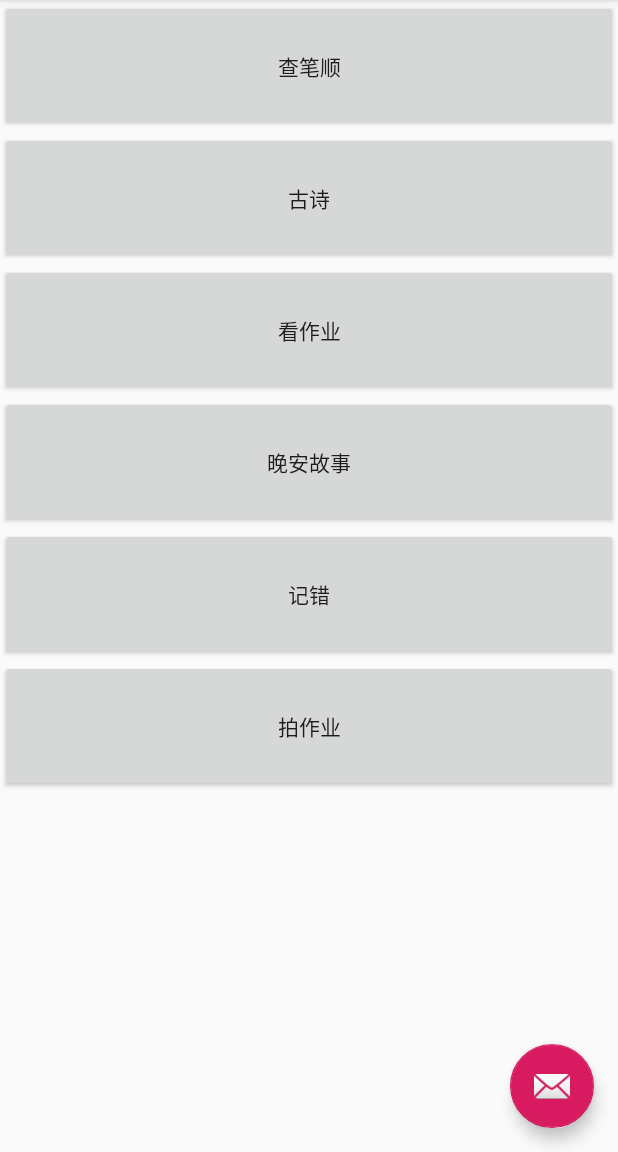
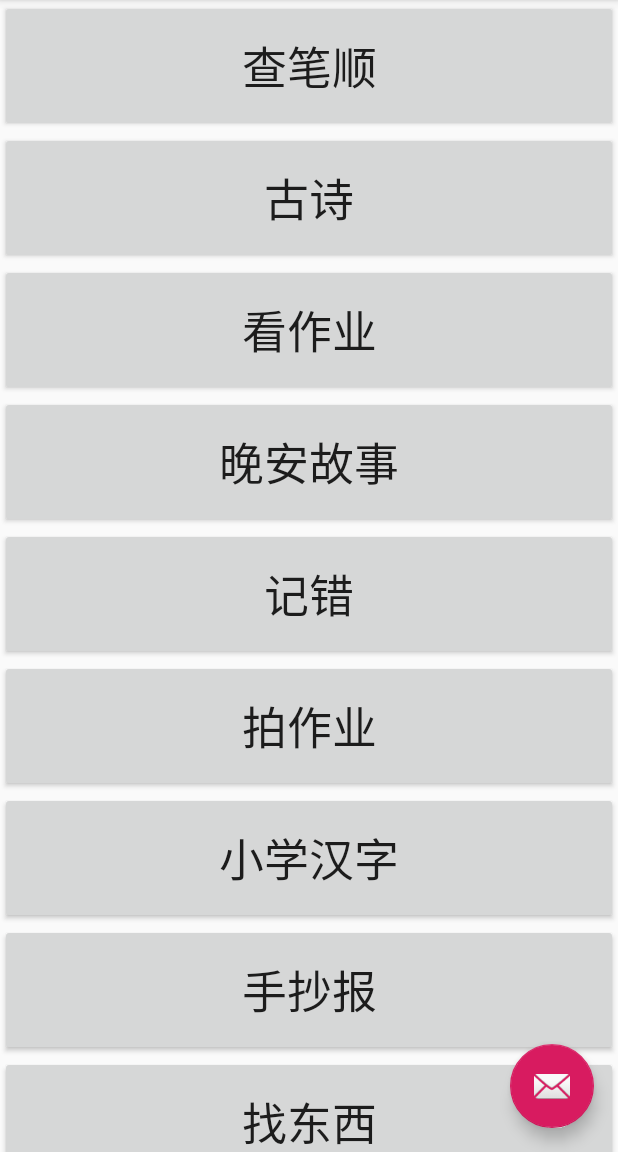
Before and after one commit to weilaidb/school, an Android app: the screen it shows after launch (MainActivity), after a tap on "古诗", on a phone screen of 412 x 824 dp, the part 84-1236 px from its top. Run offline under Robolectric (Android 15) with nearby library versions, the light colour scheme and no system bars.

Commit message:
找东西

```diff
--- a/pupil2/app/src/main/AndroidManifest.xml
+++ b/pupil2/app/src/main/AndroidManifest.xml
@@ -8,7 +8,8 @@
         android:label="@string/app_name"
         android:roundIcon="@mipmap/ic_launcher_round"
         android:supportsRtl="true"
-        android:theme="@style/AppTheme">
+        android:theme="@style/AppTheme"
+        >
         <activity
             android:name=".MainActivity"
             android:label="@string/app_name"
--- a/pupil2/app/src/main/java/com/example/dell/pupil/MainActivity.java
+++ b/pupil2/app/src/main/java/com/example/dell/pupil/MainActivity.java
@@ -39,125 +39,77 @@ public class MainActivity extends AppCompatActivity {
     }
 
 
-
-    public void buttonset()
-    {
+    public void buttonset() {
         handler_buttonbishun();
         handler_buttongushi();
-//        handler_buttonzuoye();
-        handler_buttonzuoyeext();
-        handler_button_eveningtory();
-        handler_button_recorderror();
-        handler_button_homework();
+        handler_button_pub_url(R.id.button_shouchaobao, "https://www.banbaowang.com/shouchaobao/");
+
+        handler_button_pub(R.id.button_zuoye, "com.tencent.mobileqq",
+                 "com.tencent.mobileqq.activity.SplashActivity",
+                "手机未安装QQ");
+        handler_button_pub(R.id.button_eveningstory, "com.ximalaya.ting.android",
+                "com.ximalaya.ting.android.host.activity.MainActivity",
+                "手机未安装喜马拉雅");
+        handler_button_pub(R.id.button_record, "com.miui.notes",
+                "com.miui.notes.ui.NotesListActivity",
+                "手机未安装记事本");
+        handler_button_pub(R.id.button_photo_homework, "com.android.camera",
+                "com.android.camera.Camera",
+                "手机未安装相机");
+        handler_button_pub(R.id.button_yongzhong, "com.wiseman.writing",
+                "com.wiseman.writing.activity.SplashAdActivity",
+                "手机未安装相机");
+        handler_button_pub(R.id.button_findthings, "cn.wps.moffice_eng",
+                "cn.wps.moffice.documentmanager.PreStartActivity",
+                "手机未安装WPS");
+
     }
 
-    public void handler_buttonbishun()
-    {
-        Button btn_bishun = (Button)findViewById(R.id.button_bishun);
-        btn_bishun.setOnClickListener(new View.OnClickListener() {
+    public void handler_buttonbishun() {
+        handler_button_pub_url(R.id.button_bishun, getResources().getString(R.string.text_bishun));
+    }
+
+    public void handler_buttongushi() {
+        handler_button_pub_url(R.id.button_gushi, getResources().getString(R.string.text_gushi));
+    }
+
+    public void handler_button_pub_url(int id, final String surl) {
+        Button btn = (Button) findViewById(id);
+        btn.setOnClickListener(new View.OnClickListener() {
             @Override
             public void onClick(View v) {
-                String texttmp = (String)getResources().getString(R.string.text_bishun);
-                Uri uri = Uri.parse(texttmp);
-                Intent intent = new Intent(Intent.ACTION_VIEW, uri);
-                startActivity(intent);
-            }
-        });
-    }
 
-    public void handler_buttongushi()
-    {
-        Button btn_gushi = (Button)findViewById(R.id.button_gushi);
-        btn_gushi.setOnClickListener(new View.OnClickListener() {
-            @Override
-            public void onClick(View v) {
-                String texttmp = (String)getResources().getString(R.string.text_gushi);
-                Uri uri = Uri.parse(texttmp);
-                Intent intent = new Intent(Intent.ACTION_VIEW, uri);
-                startActivity(intent);
+                try {
+                    String texttmp = (String) surl;
+                    Uri uri = Uri.parse(texttmp);
+                    Intent intent = new Intent(Intent.ACTION_VIEW, uri);
+                    startActivity(intent);
 //                MainActivity.this.startActivityForResult(intent, 0x11);
-            }
-        });
-    }
-
-    public void handler_buttonzuoye()
-    {
-        Button btn_zuoye = (Button)findViewById(R.id.button_zuoye);
-        btn_zuoye.setOnClickListener(new View.OnClickListener() {
-            @Override
-            public void onClick(View v) {
-//                ComponentName comp=new ComponentName(MainActivity.this,SecondActivity.class);
-                ComponentName comp=new ComponentName("com.example.dell.pupil",
-                        "com.example.dell.pupil.SecondActivity");
-                Intent intent = new Intent();
-                intent.setComponent(comp);
-                startActivity(intent);
-                MainActivity.this.startActivityForResult(intent,0x22);
+                } catch (Exception e) {
+                    Toast toast = Toast.makeText(MainActivity.this, "打开网址失败" + surl, Toast.LENGTH_SHORT);
+                    toast.setGravity(Gravity.CENTER, 0, 0);
+                    toast.show();
+                }
             }
         });
     }
 
 
-
-    public void handler_buttonzuoyeext()
-    {
-        Button btn_zuoye = (Button)findViewById(R.id.button_zuoye);
-        btn_zuoye.setOnClickListener(new View.OnClickListener() {
+    public void handler_button_pub(int id, final String pkgname, final String activityname, final String errortip) {
+        Button btn = (Button) findViewById(id);
+        btn.setOnClickListener(new View.OnClickListener() {
             @Override
             public void onClick(View v) {
-                pubIntentJump("com.tencent.mobileqq",
-                        "com.tencent.mobileqq.activity.SplashActivity",
-                        "手机未安装QQ"
-                );
-            }
-        });
-    }
-
-    public void handler_button_eveningtory()
-    {
-        Button btn_story = (Button)findViewById(R.id.button_eveningstory);
-        btn_story.setOnClickListener(new View.OnClickListener() {
-            @Override
-            public void onClick(View v) {
-                pubIntentJump("com.ximalaya.ting.android",
-                        "com.ximalaya.ting.android.host.activity.MainActivity",
-                        "手机未安装喜马拉雅"
-                );
-            }
-        });
-    }
-
-    public void handler_button_recorderror()
-    {
-        Button btn_record = (Button)findViewById(R.id.button_record);
-        btn_record.setOnClickListener(new View.OnClickListener() {
-            @Override
-            public void onClick(View v) {
-                pubIntentJump("com.miui.notes",
-                        "com.miui.notes.ui.NotesListActivity",
-                        "手机未安装记事本"
-                );
-            }
-        });
-    }
-
-    public void handler_button_homework()
-    {
-        Button btn_homework = (Button)findViewById(R.id.button_photo_homework);
-        btn_homework.setOnClickListener(new View.OnClickListener() {
-            @Override
-            public void onClick(View v) {
-                pubIntentJump("com.android.camera",
-                        "com.android.camera.Camera",
-                        "手机未安装相机"
+                pubIntentJump(pkgname,
+                        activityname,
+                        errortip
                 );
             }
         });
     }
 
 
-    public  void pubIntentJump(String pkgname, String activyname, String iferrtips)
-    {
+    public void pubIntentJump(String pkgname, String activyname, String iferrtips) {
         try {
             ComponentName componentName = new ComponentName(
                     pkgname,
@@ -170,7 +122,7 @@ public class MainActivity extends AppCompatActivity {
             startActivity(intent);
 //                    startActivityForResult(intent,0x33);
         } catch (Exception e) {
-            Toast toast=Toast.makeText(MainActivity.this,iferrtips,Toast.LENGTH_SHORT    );
+            Toast toast = Toast.makeText(MainActivity.this, iferrtips, Toast.LENGTH_SHORT);
             toast.setGravity(Gravity.CENTER, 0, 0);
             toast.show();
         }
@@ -178,13 +130,11 @@ public class MainActivity extends AppCompatActivity {
     }
 
 
-
-
     @Override
     protected void onActivityResult(int requestCode, int resultCode, Intent data) {
         super.onActivityResult(requestCode, resultCode, data);
 //        if (requestCode == 0x11) {
-            Toast.makeText(this, "我回来了", Toast.LENGTH_SHORT).show();
+        Toast.makeText(this, "我回来了", Toast.LENGTH_SHORT).show();
 //        }
     }
 
--- a/pupil2/app/src/main/res/layout/content_main.xml
+++ b/pupil2/app/src/main/res/layout/content_main.xml
@@ -27,53 +27,78 @@
         <ScrollView
             android:layout_width="match_parent"
             android:layout_height="wrap_content">
+
             <LinearLayout
                 android:layout_width="match_parent"
                 android:layout_height="match_parent"
+                android:fadingEdge="vertical"
                 android:orientation="vertical"
-                android:scrollbars="vertical"
-                android:fadingEdge="vertical"
-                >
+                android:scrollbars="vertical">
 
                 <Button
                     android:id="@+id/button_bishun"
                     android:layout_width="match_parent"
                     android:layout_height="88dp"
-                    android:text="查笔顺" />
+                    android:text="查笔顺"
+                    android:textSize="30sp" />
 
                 <Button
                     android:id="@+id/button_gushi"
                     android:layout_width="match_parent"
                     android:layout_height="88dp"
-                    android:text="古诗" />
+                    android:text="古诗"
+                    android:textSize="30sp" />
 
                 <Button
                     android:id="@+id/button_zuoye"
                     android:layout_width="match_parent"
                     android:layout_height="88dp"
-                    android:text="看作业" />
+                    android:text="看作业"
+                    android:textSize="30sp" />
 
                 <Button
                     android:id="@+id/button_eveningstory"
                     android:layout_width="match_parent"
                     android:layout_height="88dp"
-                    android:text="晚安故事" />
+                    android:text="晚安故事"
+                    android:textSize="30sp" />
 
                 <Button
                     android:id="@+id/button_record"
                     android:layout_width="match_parent"
                     android:layout_height="88dp"
-                    android:text="记错" />
+                    android:text="记错"
+                    android:textSize="30sp" />
+
                 <Button
                     android:id="@+id/button_photo_homework"
                     android:layout_width="match_parent"
                     android:layout_height="88dp"
-                    android:text="拍作业" />
-                <!--<Button-->
-                    <!--android:id="@+id/button5"-->
-                    <!--android:layout_width="match_parent"-->
-                    <!--android:layout_height="88dp"-->
-                    <!--android:text="Button" />-->
+                    android:text="拍作业"
+                    android:textSize="30sp" />
+
+                <Button
+                    android:id="@+id/button_yongzhong"
+                    android:layout_width="match_parent"
+                    android:layout_height="88dp"
+                    android:text="小学汉字"
+                    android:textSize="30sp" />
+
+                <Button
+                    android:id="@+id/button_shouchaobao"
+                    android:layout_width="match_parent"
+                    android:layout_height="88dp"
+                    android:text="手抄报"
+                    android:textSize="30sp" />
+
+                <Button
+                    android:id="@+id/button_findthings"
+                    android:layout_width="match_parent"
+                    android:layout_height="88dp"
+                    android:text="找东西"
+                    android:textSize="30sp" />
+
+
                 <!--<Button-->
                 <!--android:id="@+id/button6"-->
                 <!--android:layout_width="match_parent"-->
```
Also changed, not shown: pupil2/app/src/main/ic_launcher-web.png, pupil2/app/src/main/res/mipmap-hdpi/ic_launcher.png, pupil2/app/src/main/res/mipmap-hdpi/ic_launcher_foreground.png, pupil2/app/src/main/res/mipmap-hdpi/ic_launcher_round.png, pupil2/app/src/main/res/mipmap-mdpi/ic_launcher.png, pupil2/app/src/main/res/mipmap-mdpi/ic_launcher_foreground.png, pupil2/app/src/main/res/mipmap-mdpi/ic_launcher_round.png, pupil2/app/src/main/res/mipmap-xhdpi/ic_launcher.png, pupil2/app/src/main/res/mipmap-xhdpi/ic_launcher_foreground.png, pupil2/app/src/main/res/mipmap-xhdpi/ic_launcher_round.png, pupil2/app/src/main/res/mipmap-xxhdpi/ic_launcher.png, pupil2/app/src/main/res/mipmap-xxhdpi/ic_launcher_foreground.png, pupil2/app/src/main/res/mipmap-xxhdpi/ic_launcher_round.png, pupil2/app/src/main/res/mipmap-xxxhdpi/ic_launcher.png, 2 more files, 1 other file. Lines whose indentation alone changed are shown as unchanged.
